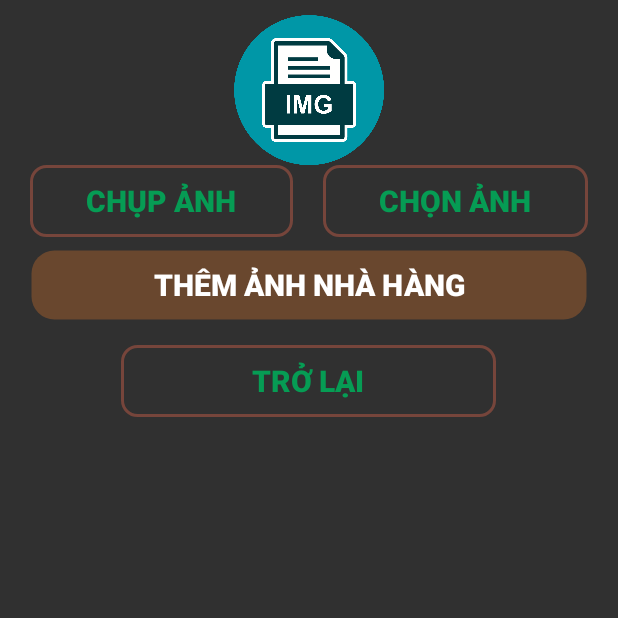
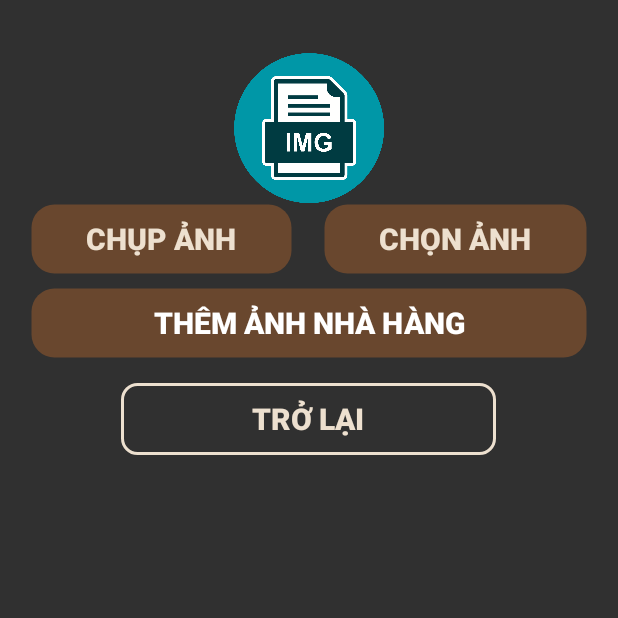
Before and after one commit to liorion-nguyen/manager-cafe, an Android app: the AddACafeActivity screen opened directly, with no data from a screen before it, after a tap on "CÁC HÌNH ẢNH CỦA QUÁN CAFÉ", on a phone screen of 412 x 824 dp, the top half of it. Run offline under Robolectric (Android 15) with nearby library versions, the light colour scheme and no system bars; our stand-ins replace Firebase (no records; nobody signed in at launch, a user with empty details on screens opened directly).

Commit message:
chỉnh sửa màu và thay đổi UI

```diff
--- a/app/src/main/res/drawable/buttonoutline.xml
+++ b/app/src/main/res/drawable/buttonoutline.xml
@@ -2,7 +2,7 @@
 <shape xmlns:android="http://schemas.android.com/apk/res/android"
     android:shape="rectangle">
     <corners android:radius="10dp"/>
-    <stroke android:width="2dp" android:color="#76453B"/>
+    <stroke android:width="2dp" android:color="#EDE0CF"/>
     <item android:state_pressed="true" android:drawable="@android:color/transparent" />
     <solid android:color="@android:color/transparent"/>
 </shape>
--- a/app/src/main/res/drawable/camera.xml
+++ b/app/src/main/res/drawable/camera.xml
@@ -1,4 +1,4 @@
-<vector android:height="24dp" android:tint="#069C54"
+<vector android:height="24dp" android:tint="#3B210A"
     android:viewportHeight="24" android:viewportWidth="24"
     android:width="24dp" xmlns:android="http://schemas.android.com/apk/res/android">
     <path android:fillColor="#069C54" android:pathData="M9.4,10.5l4.77,-8.26C13.47,2.09 12.75,2 12,2c-2.4,0 -4.6,0.85 -6.32,2.25l3.66,6.35 0.06,-0.1zM21.54,9c-0.92,-2.92 -3.15,-5.26 -6,-6.34L11.88,9h9.66zM21.8,10h-7.49l0.29,0.5 4.76,8.25C21,16.97 22,14.61 22,12c0,-0.69 -0.07,-1.35 -0.2,-2zM8.54,12l-3.9,-6.75C3.01,7.03 2,9.39 2,12c0,0.69 0.07,1.35 0.2,2h7.49l-1.15,-2zM2.46,15c0.92,2.92 3.15,5.26 6,6.34L12.12,15L2.46,15zM13.73,15l-3.9,6.76c0.7,0.15 1.42,0.24 2.17,0.24 2.4,0 4.6,-0.85 6.32,-2.25l-3.66,-6.35 -0.93,1.6z"/>
--- a/app/src/main/res/layout/activity_add_image_cafe.xml
+++ b/app/src/main/res/layout/activity_add_image_cafe.xml
@@ -12,6 +12,7 @@
         android:layout_width="match_parent"
         android:layout_height="wrap_content"
         android:orientation="vertical"
+        android:paddingTop="25dp"
         tools:ignore="MissingConstraints">
         <LinearLayout
             android:layout_width="match_parent"
@@ -41,8 +42,8 @@
                     android:layout_marginRight="20dp"
                     android:text="Chụp ảnh"
                     android:textStyle="bold"
-                    android:textColor="#069C54"
-                    android:background="@drawable/buttonoutline"
+                    android:background="@drawable/primarybutton"
+                    android:textColor="#EDE0CF"
                     android:textSize="9pt"/>
                 <Button
                     android:id="@+id/btnChonAnh"
@@ -53,8 +54,8 @@
                     android:layout_weight="1"
                     android:text="Chọn ảnh"
                     android:textStyle="bold"
-                    android:textColor="#069C54"
-                    android:background="@drawable/buttonoutline"
+                    android:background="@drawable/primarybutton"
+                    android:textColor="#EDE0CF"
                     android:textSize="9pt"/>
             </LinearLayout>
         <Button
@@ -77,7 +78,7 @@
             android:id="@+id/lvCacAnhCafe"
             android:layout_width="match_parent"
             android:layout_height="wrap_content"
-            android:layout_weight="1"/>
+            android:layout_weight="1" />
 
         <Button
             android:id="@+id/imgBtnTroLai"
@@ -86,7 +87,7 @@
             android:layout_gravity="center"
             android:text="Trở lại"
             android:background="@drawable/buttonoutline"
-            android:textColor="#069C54"
+            android:textColor="#EDE0CF"
             android:layout_marginTop="8dp"
             android:layout_marginBottom="8dp"
             android:textStyle="bold"
--- a/app/src/main/res/layout/activity_admin.xml
+++ b/app/src/main/res/layout/activity_admin.xml
@@ -56,7 +56,7 @@
             android:layout_height="wrap_content"
             android:layout_marginTop="50dp"
             android:gravity="center_horizontal"
-            android:text="Ứng dụng quản lý cửa nhà hàng"
+            android:text="Ứng dụng quản lý cửa hàng"
             android:textColor="#101010"
             android:textSize="12pt"
             android:textStyle="bold" />
--- a/app/src/main/res/layout/activity_them_moi_mon_an.xml
+++ b/app/src/main/res/layout/activity_them_moi_mon_an.xml
@@ -11,6 +11,7 @@
     <LinearLayout
         android:layout_width="match_parent"
         android:layout_height="match_parent"
+        android:paddingTop="25dp"
         android:orientation="vertical">
 
         <TextView
@@ -50,7 +51,7 @@
                 android:layout_height="wrap_content"
                 android:text="Chụp ảnh"
                 android:background="@drawable/buttonoutline"
-                android:textColor="#069C54"
+                android:textColor="#EDE0CF"
                 android:layout_gravity="center"
                 android:layout_marginRight="20dp"/>
             <Button
@@ -59,7 +60,7 @@
                 android:layout_height="wrap_content"
                 android:text="Chọn ảnh"
                 android:background="@drawable/buttonoutline"
-                android:textColor="#069C54"
+                android:textColor="#EDE0CF"
                 android:layout_gravity="center"/>
         </LinearLayout>
 
--- a/app/src/main/res/layout/activity_xem_thuc_don.xml
+++ b/app/src/main/res/layout/activity_xem_thuc_don.xml
@@ -8,6 +8,7 @@
     <LinearLayout
         android:layout_width="match_parent"
         android:layout_height="match_parent"
+        android:paddingTop="25dp"
         android:orientation="vertical">
 
         <TextView
@@ -45,7 +46,7 @@
                 android:layout_weight="1"
                 android:background="@drawable/buttonoutline"
                 android:text="Trở lại"
-                android:textColor="#069C54"
+                android:textColor="#EDE0CF"
                 android:textSize="20sp" />
 
             <Button
@@ -56,7 +57,7 @@
                 android:layout_marginStart="8dp"
                 android:layout_marginEnd="8dp"
                 android:background="@drawable/buttonoutline"
-                android:textColor="#069C54"
+                android:textColor="#EDE0CF"
                 android:layout_weight="1"
                 android:textSize="20sp"/>
         </LinearLayout>
```
Also changed, not shown: app/src/main/res/layout/activity_add_cafe.xml (+6 -4 lines), app/src/main/res/layout/activity_chupanh.xml (+4 -4 lines), app/src/main/res/layout/lv_images_cafe.xml (+11 -5 lines).
